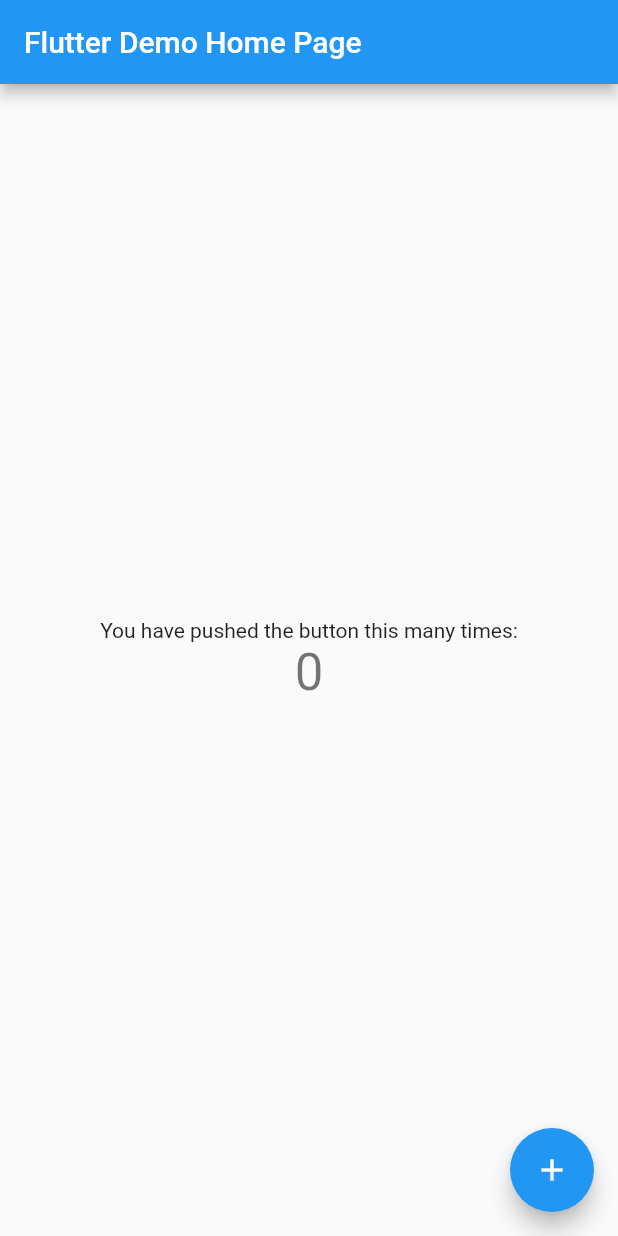
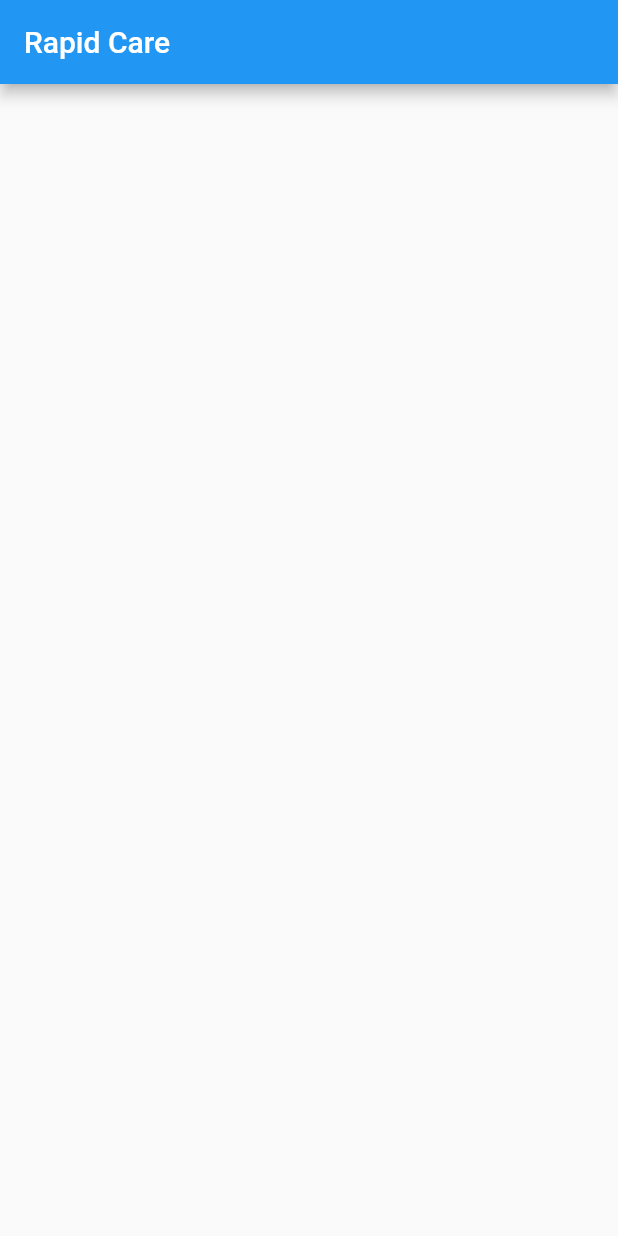
Before and after one commit to aolivas92/2023-GSDC-Challenge, a Flutter app: the screen it shows after launch, on a phone screen of 412 x 824 dp. Run offline on Flutter 3.47's test engine with Material 2 defaults, Android fonts, the phone set to English and light mode, and no system bars.

Commit message:
Started the main from sctratch

```diff
--- a/rapid_care/lib/main.dart
+++ b/rapid_care/lib/main.dart
@@ -1,115 +1,18 @@
 import 'package:flutter/material.dart';
 
-void main() {
-  runApp(const MyApp());
+void main(List<String> args) {
+  runApp(homePage());
 }
 
-class MyApp extends StatelessWidget {
-  const MyApp({super.key});
+class homePage extends StatelessWidget {
+  const homePage({super.key});
 
-  // This widget is the root of your application.
   @override
   Widget build(BuildContext context) {
     return MaterialApp(
-      title: 'Flutter Demo',
-      theme: ThemeData(
-        // This is the theme of your application.
-        //
-        // Try running your application with "flutter run". You'll see the
-        // application has a blue toolbar. Then, without quitting the app, try
-        // changing the primarySwatch below to Colors.green and then invoke
-        // "hot reload" (press "r" in the console where you ran "flutter run",
-        // or simply save your changes to "hot reload" in a Flutter IDE).
-        // Notice that the counter didn't reset back to zero; the application
-        // is not restarted.
-        primarySwatch: Colors.blue,
-      ),
-      home: const MyHomePage(title: 'Flutter Demo Home Page'),
-    );
+        home: Scaffold(
+      appBar:
+          AppBar(backgroundColor: Colors.blue, title: const Text('Rapid Care')),
+    ));
   }
 }
-
-class MyHomePage extends StatefulWidget {
-  const MyHomePage({super.key, required this.title});
-
-  // This widget is the home page of your application. It is stateful, meaning
-  // that it has a State object (defined below) that contains fields that affect
-  // how it looks.
-
-  // This class is the configuration for the state. It holds the values (in this
-  // case the title) provided by the parent (in this case the App widget) and
-  // used by the build method of the State. Fields in a Widget subclass are
-  // always marked "final".
-
-  final String title;
-
-  @override
-  State<MyHomePage> createState() => _MyHomePageState();
-}
-
-class _MyHomePageState extends State<MyHomePage> {
-  int _counter = 0;
-
-  void _incrementCounter() {
-    setState(() {
-      // This call to setState tells the Flutter framework that something has
-      // changed in this State, which causes it to rerun the build method below
-      // so that the display can reflect the updated values. If we changed
-      // _counter without calling setState(), then the build method would not be
-      // called again, and so nothing would appear to happen.
-      _counter++;
-    });
-  }
-
-  @override
-  Widget build(BuildContext context) {
-    // This method is rerun every time setState is called, for instance as done
-    // by the _incrementCounter method above.
-    //
-    // The Flutter framework has been optimized to make rerunning build methods
-    // fast, so that you can just rebuild anything that needs updating rather
-    // than having to individually change instances of widgets.
-    return Scaffold(
-      appBar: AppBar(
-        // Here we take the value from the MyHomePage object that was created by
-        // the App.build method, and use it to set our appbar title.
-        title: Text(widget.title),
-      ),
-      body: Center(
-        // Center is a layout widget. It takes a single child and positions it
-        // in the middle of the parent.
-        child: Column(
-          // Column is also a layout widget. It takes a list of children and
-          // arranges them vertically. By default, it sizes itself to fit its
-          // children horizontally, and tries to be as tall as its parent.
-          //
-          // Invoke "debug painting" (press "p" in the console, choose the
-          // "Toggle Debug Paint" action from the Flutter Inspector in Android
-          // Studio, or the "Toggle Debug Paint" command in Visual Studio Code)
-          // to see the wireframe for each widget.
-          //
-          // Column has various properties to control how it sizes itself and
-          // how it positions its children. Here we use mainAxisAlignment to
-          // center the children vertically; the main axis here is the vertical
-          // axis because Columns are vertical (the cross axis would be
-          // horizontal).
-          mainAxisAlignment: MainAxisAlignment.center,
-          children: <Widget>[
-            const Text(
-              'You have pushed the button this many times:',
-            ),
-            Text(
-              '$_counter',
-              style: Theme.of(context).textTheme.headlineMedium,
-            ),
-          ],
-        ),
-      ),
-      floatingActionButton: FloatingActionButton(
-        onPressed: _incrementCounter,
-        tooltip: 'Increment',
-        child: const Icon(Icons.add),
-      ), // This trailing comma makes auto-formatting nicer for build methods.
-    );
-  }
-}
```
